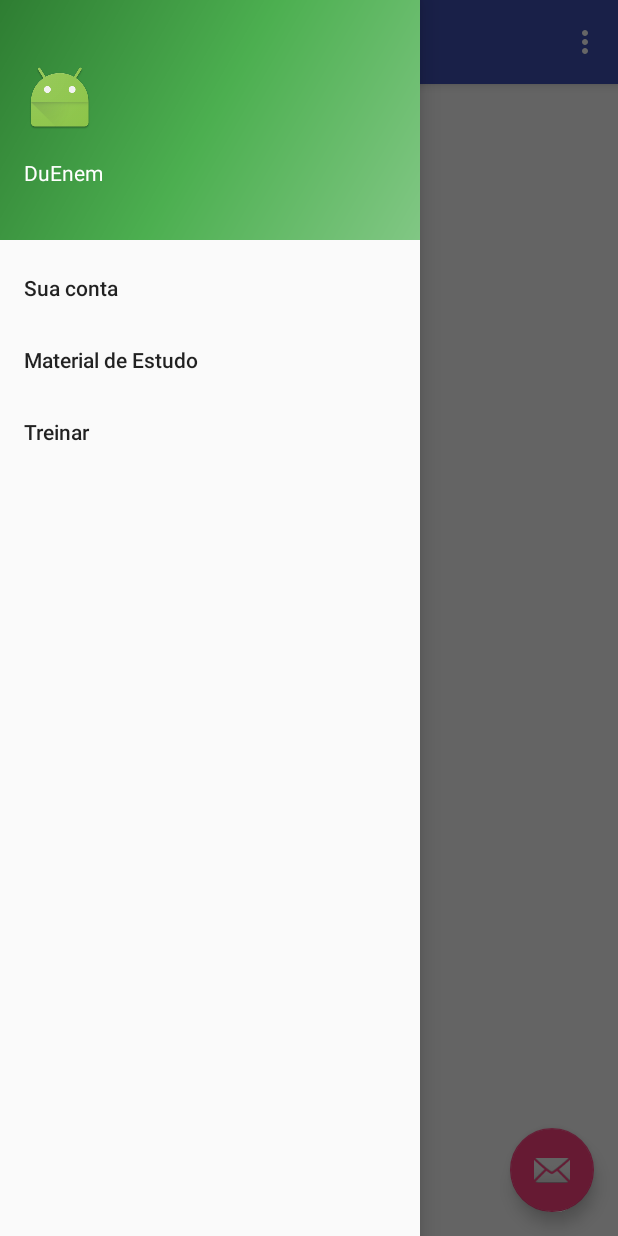
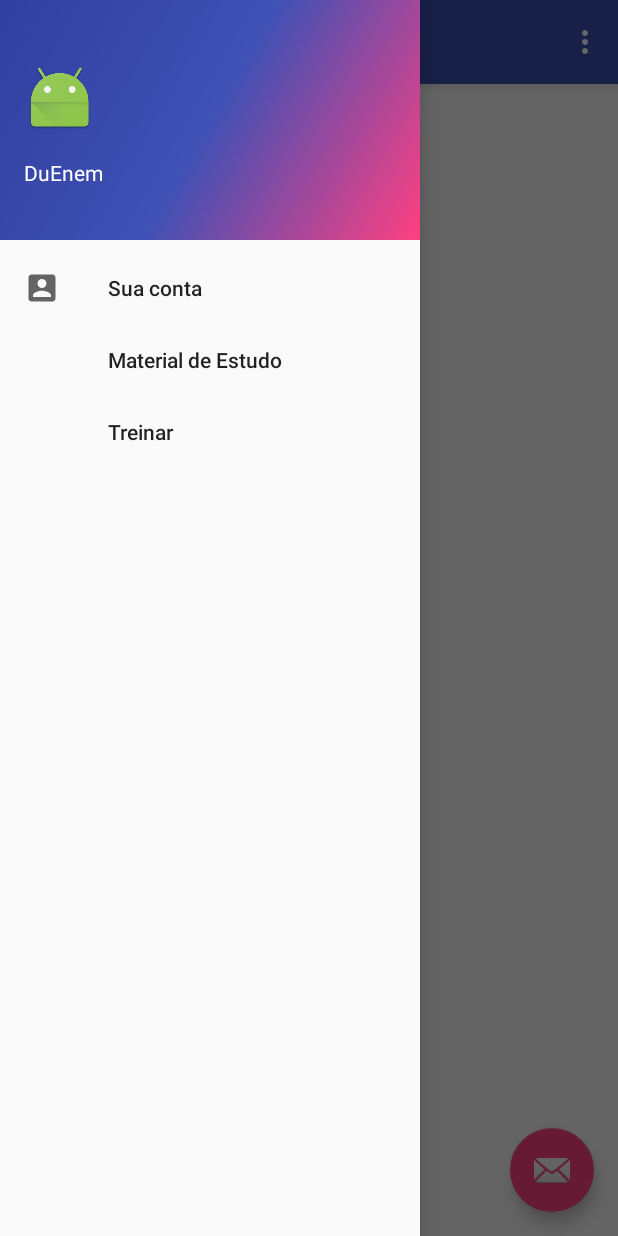
Before and after one commit to leandrovianna/DuEnem, an Android app: the screen it shows after launch (HomeActivity), with the side drawer open, on a phone screen of 412 x 824 dp. Run offline under Robolectric (Android 15) with nearby library versions, the phone set to English and light mode, and no system bars; our stand-ins replace Firebase (no records; nobody signed in at launch, a user with empty details on screens opened directly), Picasso.

Commit message:
Add icon for "Sua Conta" option and change profile photo in drawer to circular.

```diff
--- a/app/src/main/java/com/alpha/duenem/HomeActivity.java
+++ b/app/src/main/java/com/alpha/duenem/HomeActivity.java
@@ -1,12 +1,13 @@
 package com.alpha.duenem;
 
-import android.content.Context;
 import android.content.Intent;
-import android.database.Cursor;
+import android.graphics.Bitmap;
+import android.graphics.drawable.Drawable;
 import android.os.Bundle;
 import android.support.design.widget.FloatingActionButton;
 import android.support.design.widget.Snackbar;
-import android.support.v4.widget.CursorAdapter;
+import android.support.v4.graphics.drawable.RoundedBitmapDrawable;
+import android.support.v4.graphics.drawable.RoundedBitmapDrawableFactory;
 import android.util.Log;
 import android.view.View;
 import android.support.design.widget.NavigationView;
@@ -17,14 +18,13 @@ import android.support.v7.app.AppCompatActivity;
 import android.support.v7.widget.Toolbar;
 import android.view.Menu;
 import android.view.MenuItem;
-import android.view.ViewGroup;
 import android.widget.ImageView;
-import android.widget.Spinner;
 import android.widget.TextView;
 
 import com.google.firebase.auth.FirebaseAuth;
 import com.google.firebase.auth.FirebaseUser;
 import com.squareup.picasso.Picasso;
+import com.squareup.picasso.Target;
 
 public class HomeActivity extends AppCompatActivity
         implements NavigationView.OnNavigationItemSelectedListener {
@@ -34,6 +34,7 @@ public class HomeActivity extends AppCompatActivity
     private ActionBarDrawerToggle mToggle;
 
     private FirebaseAuth mAuth;
+    private ProfilePhotoTarget mProfilePhotoHandler;
 
     @Override
     protected void onCreate(Bundle savedInstanceState) {
@@ -73,6 +74,7 @@ public class HomeActivity extends AppCompatActivity
     @Override
     protected void onDestroy() {
         mDrawer.removeDrawerListener(mToggle);
+        Picasso.with(this).cancelRequest(mProfilePhotoHandler);
         super.onDestroy();
     }
 
@@ -131,13 +133,15 @@ public class HomeActivity extends AppCompatActivity
     private void updateDrawerHeaderUI(FirebaseUser user) {
         View headerView = ((NavigationView) findViewById(R.id.nav_view)).getHeaderView(0);
         ImageView avatar = (ImageView) headerView.findViewById(R.id.avatar);
+        mProfilePhotoHandler = new ProfilePhotoTarget(avatar);
         TextView username = (TextView) headerView.findViewById(R.id.username);
         TextView email = (TextView) headerView.findViewById(R.id.email);
 
         if (user != null) {
             Log.d(TAG, "User photo url: "+user.getPhotoUrl());
 
-            Picasso.with(this).load(user.getPhotoUrl()).into(avatar);
+            Picasso.with(this).load(user.getPhotoUrl()).into(mProfilePhotoHandler);
+
             username.setText(user.getDisplayName());
             email.setText(user.getEmail());
         } else {
@@ -146,4 +150,27 @@ public class HomeActivity extends AppCompatActivity
             email.setText("");
         }
     }
+
+    private class ProfilePhotoTarget implements Target {
+        private ImageView mView;
+
+        ProfilePhotoTarget(ImageView avatarView) {
+            this.mView = avatarView;
+        }
+
+        @Override
+        public void onBitmapLoaded(Bitmap bitmap, Picasso.LoadedFrom from) {
+            RoundedBitmapDrawable drawable = RoundedBitmapDrawableFactory.create(HomeActivity.this.getResources(), bitmap);
+            drawable.setCircular(true);
+            mView.setImageDrawable(drawable);
+        }
+
+        @Override
+        public void onBitmapFailed(Drawable errorDrawable) {
+            mView.setImageResource(R.mipmap.ic_launcher);
+        }
+
+        @Override
+        public void onPrepareLoad(Drawable placeHolderDrawable) {}
+    }
 }
--- /dev/null
+++ b/app/src/main/res/drawable/ic_account_box_black_24dp.xml
@@ -0,0 +1,5 @@
+<vector android:autoMirrored="true" android:height="24dp"
+    android:viewportHeight="24.0" android:viewportWidth="24.0"
+    android:width="24dp" xmlns:android="http://schemas.android.com/apk/res/android">
+    <path android:fillColor="#FF000000" android:pathData="M3,5v14c0,1.1 0.89,2 2,2h14c1.1,0 2,-0.9 2,-2L21,5c0,-1.1 -0.9,-2 -2,-2L5,3c-1.11,0 -2,0.9 -2,2zM15,9c0,1.66 -1.34,3 -3,3s-3,-1.34 -3,-3 1.34,-3 3,-3 3,1.34 3,3zM6,17c0,-2 4,-3.1 6,-3.1s6,1.1 6,3.1v1L6,18v-1z"/>
+</vector>
--- a/app/src/main/res/drawable/side_nav_bar.xml
+++ b/app/src/main/res/drawable/side_nav_bar.xml
@@ -2,8 +2,8 @@
     android:shape="rectangle">
     <gradient
         android:angle="135"
-        android:centerColor="#4CAF50"
-        android:endColor="#2E7D32"
-        android:startColor="#81C784"
+        android:centerColor="@color/colorPrimary"
+        android:endColor="@color/colorPrimaryDark"
+        android:startColor="@color/colorAccent"
         android:type="linear" />
 </shape>
--- a/app/src/main/res/menu/activity_home_drawer.xml
+++ b/app/src/main/res/menu/activity_home_drawer.xml
@@ -10,6 +10,7 @@
         <item
             android:id="@+id/perfil"
             android:title="Sua conta"
+            android:icon="@drawable/ic_account_box_black_24dp"
             />
 
         <item
```
